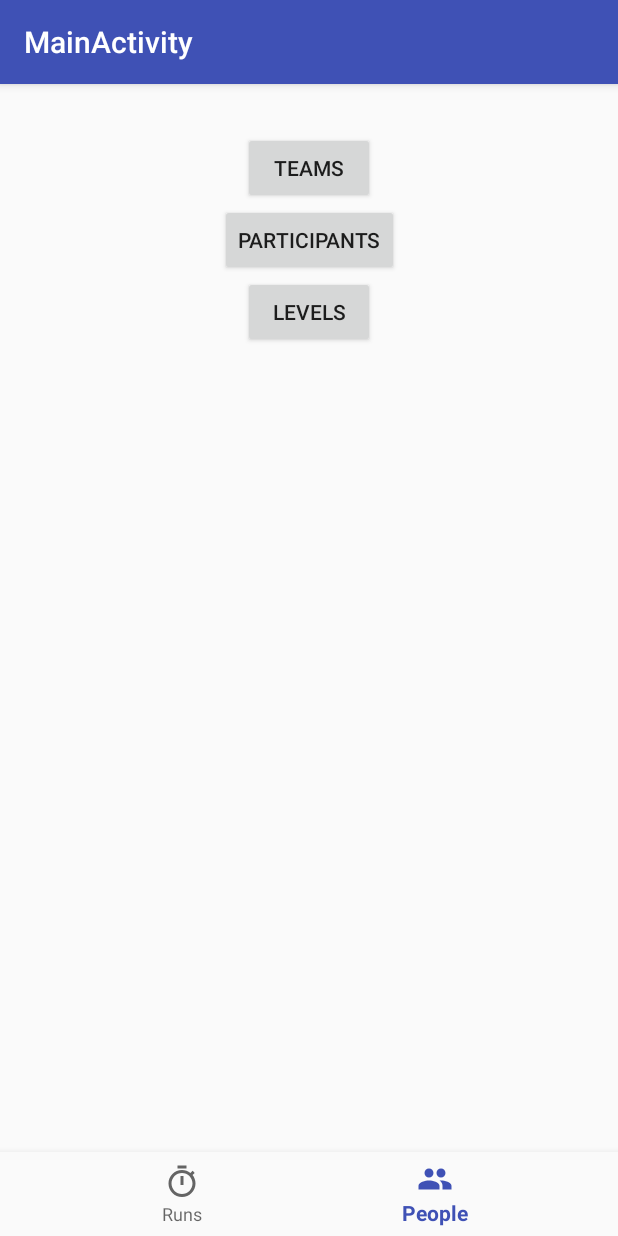
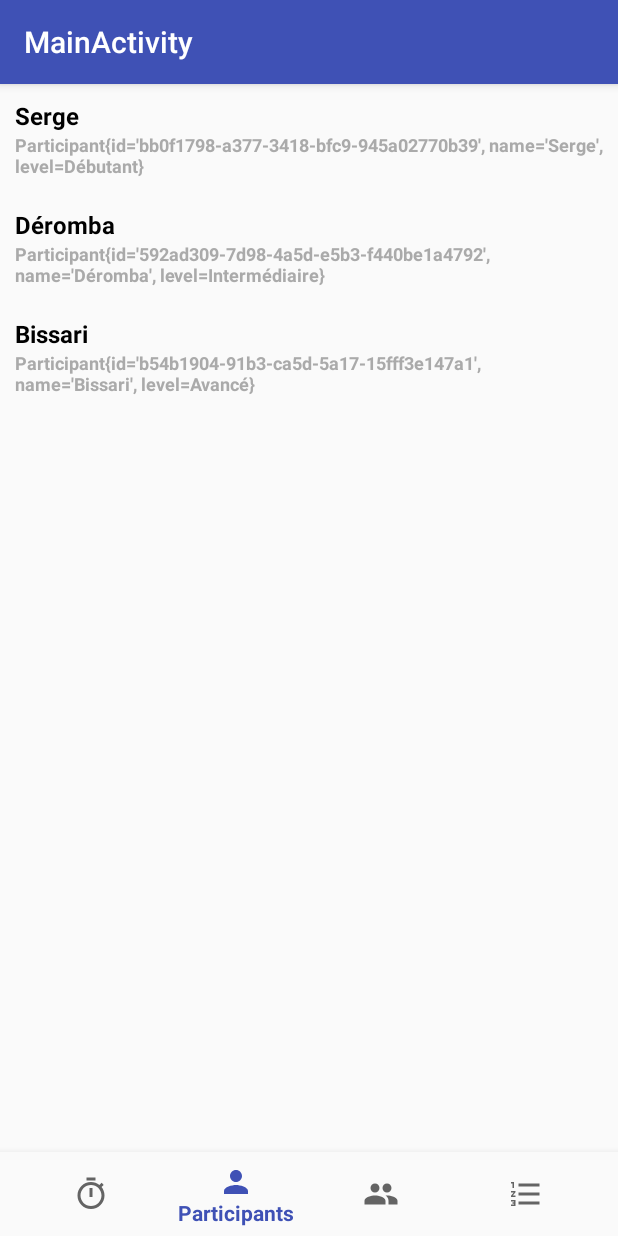
Before and after one commit to dbissari/F1Levier, an Android app: the screen it shows after launch (HomeActivity), item 2 of the bottom bar chosen, on a phone screen of 412 x 824 dp. Run offline under Robolectric (Android 15) with nearby library versions, the phone set to English and light mode, and no system bars; 1 statement that could not run was skipped.

Commit message:
Did a participants UI

```diff
--- a/app/build.gradle
+++ b/app/build.gradle
@@ -25,6 +25,7 @@ dependencies {
     implementation 'com.android.support:design:28.0.0'
     implementation 'com.android.support.constraint:constraint-layout:1.1.3'
     implementation 'com.android.support:support-v4:28.0.0'
+    implementation 'com.android.support:recyclerview-v7:+'
     testImplementation 'junit:junit:4.12'
     androidTestImplementation 'com.android.support.test:runner:1.0.2'
     androidTestImplementation 'com.android.support.test.espresso:espresso-core:3.0.2'
--- a/app/src/main/AndroidManifest.xml
+++ b/app/src/main/AndroidManifest.xml
@@ -19,9 +19,6 @@
                 <category android:name="android.intent.category.LAUNCHER" />
             </intent-filter>
         </activity>
-        <activity
-            android:name=".ui.levels.LevelsActivity"
-            android:label="@string/title_activity_levels"></activity>
     </application>
 
 </manifest>
--- a/app/src/main/java/com/rebels/f1levier/model/Participant.java
+++ b/app/src/main/java/com/rebels/f1levier/model/Participant.java
@@ -22,8 +22,9 @@ public class Participant extends RealmObject {
     public Participant() {
     }
 
-    public Participant(String name) {
+    public Participant(String name, Level level) {
         this.name = name;
+        this.level = level;
     }
 
     @Override
--- a/app/src/main/java/com/rebels/f1levier/ui/home/HomeActivity.java
+++ b/app/src/main/java/com/rebels/f1levier/ui/home/HomeActivity.java
@@ -1,6 +1,5 @@
 package com.rebels.f1levier.ui.home;
 
-import android.content.Intent;
 import android.os.Bundle;
 import android.support.annotation.NonNull;
 import android.support.design.widget.BottomNavigationView;
@@ -8,10 +7,8 @@ import android.support.v4.app.Fragment;
 import android.support.v4.app.FragmentManager;
 import android.support.v7.app.AppCompatActivity;
 import android.view.MenuItem;
-import android.view.View;
 
 import com.rebels.f1levier.R;
-import com.rebels.f1levier.ui.levels.LevelsActivity;
 
 public class HomeActivity extends AppCompatActivity {
 
@@ -24,8 +21,14 @@ public class HomeActivity extends AppCompatActivity {
                 case R.id.navigation_runs:
                     showFragment(new RunsFragment());
                     return true;
-                case R.id.navigation_people:
-                    showFragment(new PeopleFragment());
+                case R.id.navigation_participants:
+                    showFragment(new ParticipantsFragment());
+                    return true;
+                case R.id.navigation_teams:
+                    // TODO : show teams fragment
+                    return true;
+                case R.id.navigation_levels:
+                    // TODO : show levels fragment
                     return true;
             }
             return false;
@@ -50,16 +53,4 @@ public class HomeActivity extends AppCompatActivity {
                 .commit();
     }
 
-    public void launchTeamsActivity(View view) {
-
-    }
-
-    public void launchParticipantsActivity(View view) {
-
-    }
-
-    public void launchLevelsActivity(View view) {
-        startActivity(new Intent(this, LevelsActivity.class));
-    }
-
 }
--- /dev/null
+++ b/app/src/main/java/com/rebels/f1levier/ui/home/ParticipantsAdapter.java
@@ -0,0 +1,62 @@
+package com.rebels.f1levier.ui.home;
+
+import android.support.v7.widget.RecyclerView;
+import android.util.Log;
+import android.view.LayoutInflater;
+import android.view.View;
+import android.view.ViewGroup;
+import android.widget.TextView;
+
+import com.rebels.f1levier.R;
+import com.rebels.f1levier.model.Participant;
+
+import java.util.List;
+
+public class ParticipantsAdapter extends RecyclerView.Adapter<ParticipantsAdapter.ViewHolder> {
+
+    private List<Participant> mDataSet;
+
+    public ParticipantsAdapter(List<Participant> dataSet) {
+        mDataSet = dataSet;
+    }
+
+    @Override
+    public ViewHolder onCreateViewHolder(ViewGroup viewGroup, int viewType) {
+        // Create a new view.
+        View v = LayoutInflater.from(viewGroup.getContext())
+                .inflate(R.layout.row_participant, viewGroup, false);
+
+        return new ViewHolder(v);
+    }
+
+    @Override
+    public void onBindViewHolder(ViewHolder viewHolder, final int position) {
+        viewHolder.nameTextView.setText(mDataSet.get(position).getName());
+        viewHolder.descriptionTextView.setText(mDataSet.get(position).toString());
+    }
+
+    public static class ViewHolder extends RecyclerView.ViewHolder {
+
+        public final TextView nameTextView, descriptionTextView;
+
+        public ViewHolder(View v) {
+            super(v);
+            v.setOnClickListener(new View.OnClickListener() {
+                @Override
+                public void onClick(View v) {
+                    Log.d("Participant", "Element " + getAdapterPosition() + " clicked.");
+                }
+            });
+
+            nameTextView = v.findViewById(R.id.text_view_name);
+            descriptionTextView = v.findViewById(R.id.text_view_description);
+        }
+
+    }
+
+    @Override
+    public int getItemCount() {
+        return mDataSet.size();
+    }
+
+}
--- /dev/null
+++ b/app/src/main/java/com/rebels/f1levier/ui/home/ParticipantsFragment.java
@@ -0,0 +1,47 @@
+package com.rebels.f1levier.ui.home;
+
+
+import android.os.Bundle;
+import android.support.v4.app.Fragment;
+import android.support.v7.widget.LinearLayoutManager;
+import android.support.v7.widget.RecyclerView;
+import android.view.LayoutInflater;
+import android.view.View;
+import android.view.ViewGroup;
+
+import com.rebels.f1levier.R;
+import com.rebels.f1levier.model.Level;
+import com.rebels.f1levier.model.Participant;
+
+import java.util.ArrayList;
+import java.util.Collections;
+import java.util.List;
+
+public class ParticipantsFragment extends Fragment {
+
+    private View view;
+    private RecyclerView mRecyclerView;
+    private ParticipantsAdapter participantsAdapter;
+    private List<Participant> participants = new ArrayList<>();
+
+    public ParticipantsFragment() {
+        participants.add(new Participant("Serge", new Level("Débutant", 1)));
+        participants.add(new Participant("Déromba", new Level("Intermédiaire", 2)));
+        participants.add(new Participant("Bissari", new Level("Avancé", 3)));
+    }
+
+    @Override
+    public View onCreateView(LayoutInflater inflater, ViewGroup container,
+                             Bundle savedInstanceState) {
+        view = inflater.inflate(R.layout.fragment_participants, container, false);
+
+        participantsAdapter = new ParticipantsAdapter(participants);
+        mRecyclerView = view.findViewById(R.id.recycler_view_participants);
+        mRecyclerView.setHasFixedSize(true);
+        mRecyclerView.setLayoutManager(new LinearLayoutManager(getActivity()));
+        mRecyclerView.setAdapter(participantsAdapter);
+
+        return view;
+    }
+
+}
--- a/app/src/main/java/com/rebels/f1levier/ui/home/PeopleFragment.java
+++ /dev/null
@@ -1,27 +0,0 @@
-package com.rebels.f1levier.ui.home;
-
-
-import android.content.Intent;
-import android.os.Bundle;
-import android.support.v4.app.Fragment;
-import android.view.LayoutInflater;
-import android.view.View;
-import android.view.ViewGroup;
-
-import com.rebels.f1levier.R;
-import com.rebels.f1levier.ui.levels.LevelsActivity;
-
-public class PeopleFragment extends Fragment {
-
-    public PeopleFragment() {
-        // Required empty public constructor
-    }
-
-    @Override
-    public View onCreateView(LayoutInflater inflater, ViewGroup container,
-                             Bundle savedInstanceState) {
-        // Inflate the layout for this fragment
-        return inflater.inflate(R.layout.fragment_people, container, false);
-    }
-
-}
--- a/app/src/main/java/com/rebels/f1levier/ui/levels/LevelsActivity.java
+++ /dev/null
@@ -1,16 +0,0 @@
-package com.rebels.f1levier.ui.levels;
-
-import android.os.Bundle;
-import android.app.Activity;
-
-import com.rebels.f1levier.R;
-
-public class LevelsActivity extends Activity {
-
-    @Override
-    protected void onCreate(Bundle savedInstanceState) {
-        super.onCreate(savedInstanceState);
-        setContentView(R.layout.activity_levels);
-    }
-
-}
--- /dev/null
+++ b/app/src/main/res/drawable/ic_format_list_numbered_black_24dp.xml
@@ -0,0 +1,9 @@
+<vector xmlns:android="http://schemas.android.com/apk/res/android"
+        android:width="24dp"
+        android:height="24dp"
+        android:viewportWidth="24.0"
+        android:viewportHeight="24.0">
+    <path
+        android:fillColor="#FF000000"
+        android:pathData="M2,17h2v0.5L3,17.5v1h1v0.5L2,19v1h3v-4L2,16v1zM3,8h1L4,4L2,4v1h1v3zM2,11h1.8L2,13.1v0.9h3v-1L3.2,13L5,10.9L5,10L2,10v1zM7,5v2h14L21,5L7,5zM7,19h14v-2L7,17v2zM7,13h14v-2L7,11v2z"/>
+</vector>
--- /dev/null
+++ b/app/src/main/res/drawable/ic_person_black_24dp.xml
@@ -0,0 +1,9 @@
+<vector xmlns:android="http://schemas.android.com/apk/res/android"
+        android:width="24dp"
+        android:height="24dp"
+        android:viewportWidth="24.0"
+        android:viewportHeight="24.0">
+    <path
+        android:fillColor="#FF000000"
+        android:pathData="M12,12c2.21,0 4,-1.79 4,-4s-1.79,-4 -4,-4 -4,1.79 -4,4 1.79,4 4,4zM12,14c-2.67,0 -8,1.34 -8,4v2h16v-2c0,-2.66 -5.33,-4 -8,-4z"/>
+</vector>
--- a/app/src/main/res/layout/activity_levels.xml
+++ /dev/null
@@ -1,9 +0,0 @@
-<?xml version="1.0" encoding="utf-8"?>
-<android.support.constraint.ConstraintLayout xmlns:android="http://schemas.android.com/apk/res/android"
-    xmlns:app="http://schemas.android.com/apk/res-auto"
-    xmlns:tools="http://schemas.android.com/tools"
-    android:layout_width="match_parent"
-    android:layout_height="match_parent"
-    tools:context=".ui.levels.LevelsActivity">
-
-</android.support.constraint.ConstraintLayout>
--- /dev/null
+++ b/app/src/main/res/layout/fragment_participants.xml
@@ -0,0 +1,14 @@
+<?xml version="1.0" encoding="utf-8"?>
+<LinearLayout xmlns:android="http://schemas.android.com/apk/res/android"
+    xmlns:tools="http://schemas.android.com/tools"
+    android:layout_width="match_parent"
+    android:layout_height="match_parent"
+    tools:context=".ui.home.ParticipantsFragment">
+
+    <android.support.v7.widget.RecyclerView
+        android:id="@+id/recycler_view_participants"
+        android:layout_height="match_parent"
+        android:layout_width="match_parent"
+        android:scrollbars="vertical" />
+
+</LinearLayout>
--- a/app/src/main/res/layout/fragment_people.xml
+++ /dev/null
@@ -1,46 +0,0 @@
-<?xml version="1.0" encoding="utf-8"?>
-<android.support.constraint.ConstraintLayout xmlns:android="http://schemas.android.com/apk/res/android"
-    xmlns:app="http://schemas.android.com/apk/res-auto"
-    xmlns:tools="http://schemas.android.com/tools"
-    android:layout_width="match_parent"
-    android:layout_height="match_parent"
-    tools:context=".ui.home.PeopleFragment">
-
-    <Button
-        android:id="@+id/button_teams"
-        android:layout_width="wrap_content"
-        android:layout_height="wrap_content"
-        android:layout_marginEnd="136dp"
-        android:layout_marginStart="136dp"
-        android:layout_marginTop="32dp"
-        android:onClick="launchTeamsActivity"
-        android:text="@string/teams"
-        app:layout_constraintEnd_toEndOf="parent"
-        app:layout_constraintStart_toStartOf="parent"
-        app:layout_constraintTop_toTopOf="parent" />
-
-    <Button
-        android:id="@+id/button_participants"
-        android:layout_width="wrap_content"
-        android:layout_height="wrap_content"
-        android:layout_marginEnd="119dp"
-        android:layout_marginStart="119dp"
-        android:onClick="launchParticipantsActivity"
-        android:text="@string/participants"
-        app:layout_constraintEnd_toEndOf="parent"
-        app:layout_constraintStart_toStartOf="parent"
-        app:layout_constraintTop_toBottomOf="@+id/button_teams" />
-
-    <Button
-        android:id="@+id/button_levels"
-        android:layout_width="wrap_content"
-        android:layout_height="wrap_content"
-        android:layout_marginEnd="136dp"
-        android:layout_marginStart="136dp"
-        android:onClick="launchLevelsActivity"
-        android:text="@string/levels"
-        app:layout_constraintEnd_toEndOf="parent"
-        app:layout_constraintStart_toStartOf="parent"
-        app:layout_constraintTop_toBottomOf="@+id/button_participants" />
-
-</android.support.constraint.ConstraintLayout>
--- /dev/null
+++ b/app/src/main/res/layout/row_participant.xml
@@ -0,0 +1,29 @@
+<?xml version="1.0" encoding="utf-8"?>
+<LinearLayout xmlns:android="http://schemas.android.com/apk/res/android"
+    android:orientation="vertical"
+    android:layout_width="match_parent"
+    android:layout_height="wrap_content"
+    android:background="?android:attr/selectableItemBackground"
+    android:padding="10dp"
+    android:layout_centerInParent="true"
+    android:gravity="center_vertical"
+    android:layout_weight="1"
+    android:clickable="true"
+    android:focusable="true" >
+
+    <TextView
+        android:id="@+id/text_view_name"
+        android:layout_width="match_parent"
+        android:layout_height="wrap_content"
+        android:textStyle="bold"
+        android:textSize="16sp"
+        android:textColor="@android:color/black" />
+
+    <TextView
+        android:id="@+id/text_view_description"
+        android:layout_width="match_parent"
+        android:layout_height="wrap_content"
+        android:textColor="@android:color/darker_gray"
+        android:textSize="12sp"
+        android:textStyle="bold" />
+</LinearLayout>
--- a/app/src/main/res/menu/navigation.xml
+++ b/app/src/main/res/menu/navigation.xml
@@ -7,8 +7,18 @@
         android:title="@string/title_runs" />
 
     <item
-        android:id="@+id/navigation_people"
+        android:id="@+id/navigation_participants"
+        android:icon="@drawable/ic_person_black_24dp"
+        android:title="@string/title_participants" />
+
+    <item
+        android:id="@+id/navigation_teams"
         android:icon="@drawable/ic_people_black_24dp"
-        android:title="@string/title_people" />
+        android:title="@string/title_teams" />
+
+    <item
+        android:id="@+id/navigation_levels"
+        android:icon="@drawable/ic_format_list_numbered_black_24dp"
+        android:title="@string/title_levels" />
 
 </menu>
--- a/app/src/main/res/values/strings.xml
+++ b/app/src/main/res/values/strings.xml
@@ -10,4 +10,7 @@
     <!-- TODO: Remove or change this placeholder text -->
     <string name="hello_blank_fragment">Hello blank fragment</string>
     <string name="title_activity_levels">LevelsActivity</string>
+    <string name="title_participants">Participants</string>
+    <string name="title_teams">Teams</string>
+    <string name="title_levels">Levels</string>
 </resources>
```
